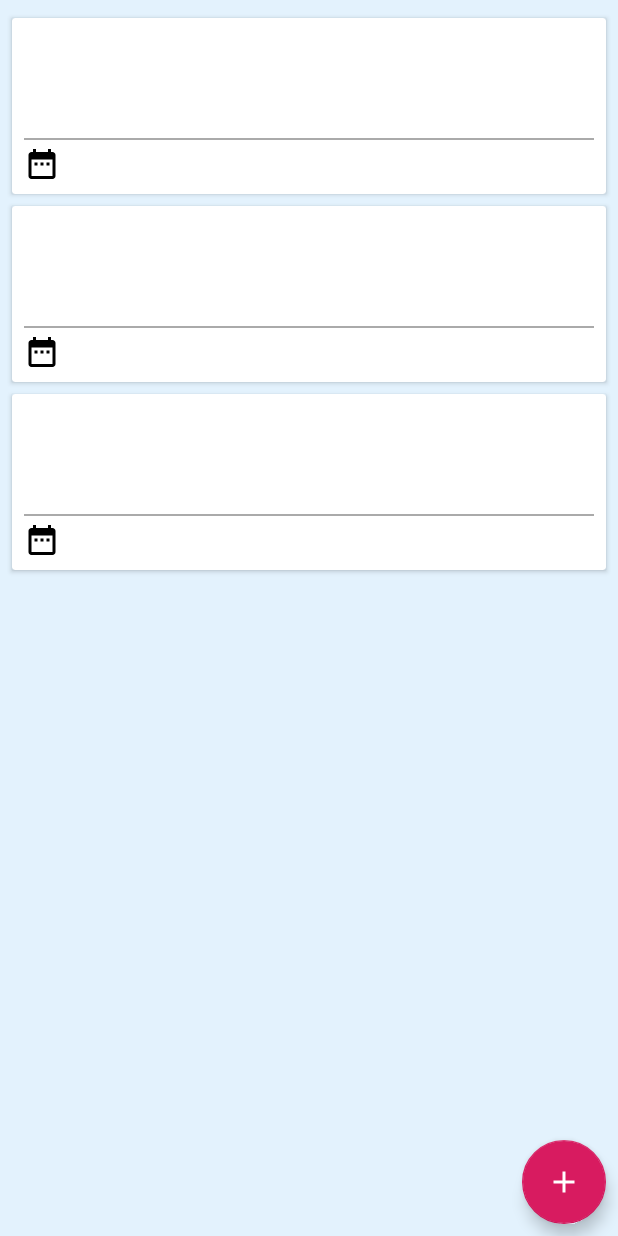
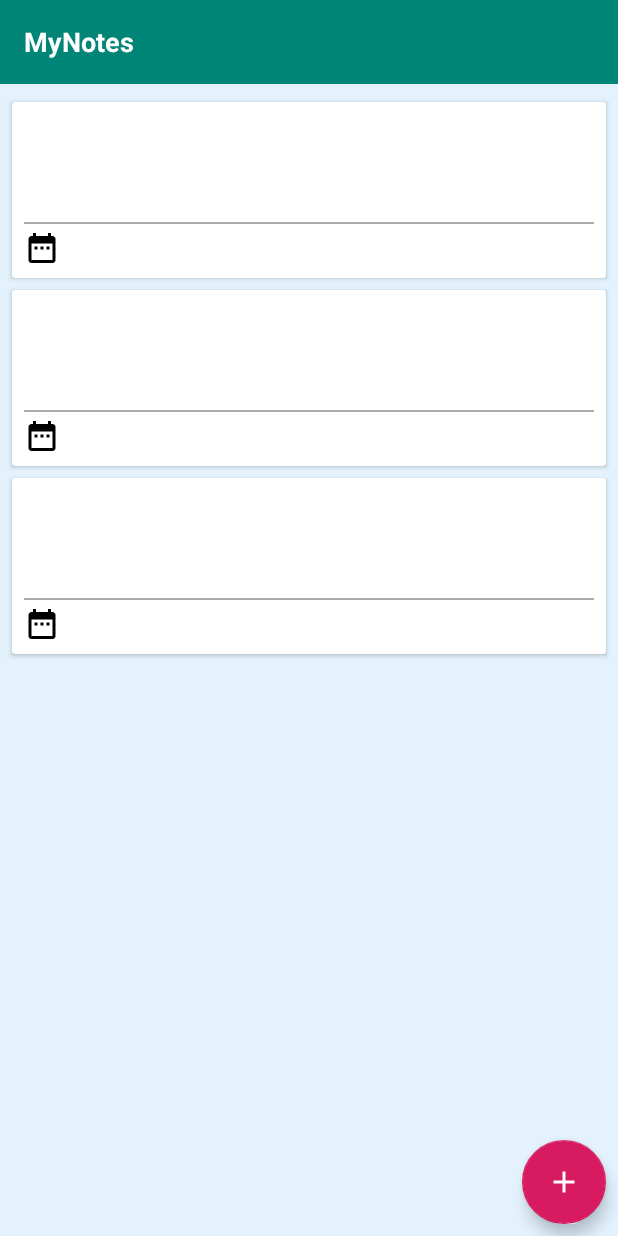
Before and after one commit to dsimanushkin/MyNotes, an Android app: the layout main_content.xml on its own in the app's theme, with its tools: preview values and no code run, on a phone screen of 412 x 824 dp. Run offline under Robolectric (Android 15) with nearby library versions, the phone set to English and light mode, and no system bars.

```diff
--- /dev/null
+++ b/app/src/main/res/drawable/ic_navigation_menu.xml
@@ -0,0 +1,5 @@
+<vector android:height="24dp" android:tint="#FFFFFF"
+    android:viewportHeight="24.0" android:viewportWidth="24.0"
+    android:width="24dp" xmlns:android="http://schemas.android.com/apk/res/android">
+    <path android:fillColor="#FF000000" android:pathData="M3,18h18v-2L3,16v2zM3,13h18v-2L3,11v2zM3,6v2h18L21,6L3,6z"/>
+</vector>
--- a/app/src/main/res/layout/main_content.xml
+++ b/app/src/main/res/layout/main_content.xml
@@ -12,9 +12,16 @@
         android:layout_height="match_parent"
         android:id="@+id/container">
 
+        <include
+            android:id="@+id/toolbar_layout"
+            layout="@layout/toolbar_layout"
+            android:layout_width="match_parent"
+            android:layout_height="wrap_content"/>
+
         <androidx.recyclerview.widget.RecyclerView
             android:layout_width="match_parent"
             android:layout_height="match_parent"
+            android:layout_below="@id/toolbar_layout"
             android:id="@+id/notes_list"
             android:layout_marginTop="8dp"
             android:layout_marginBottom="16dp"
```
Also changed, not shown: app/src/main/java/com/devlab74/mynotes/NotesActivity.java (+10 -0 lines).
